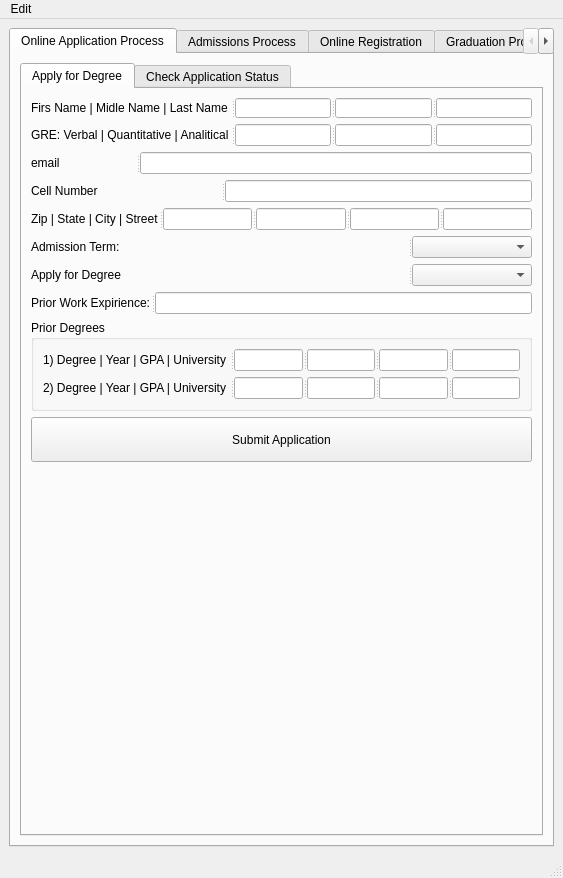
Old version of the form starrs/ui/ui_main.ui in the repository kiryha/CIS556.
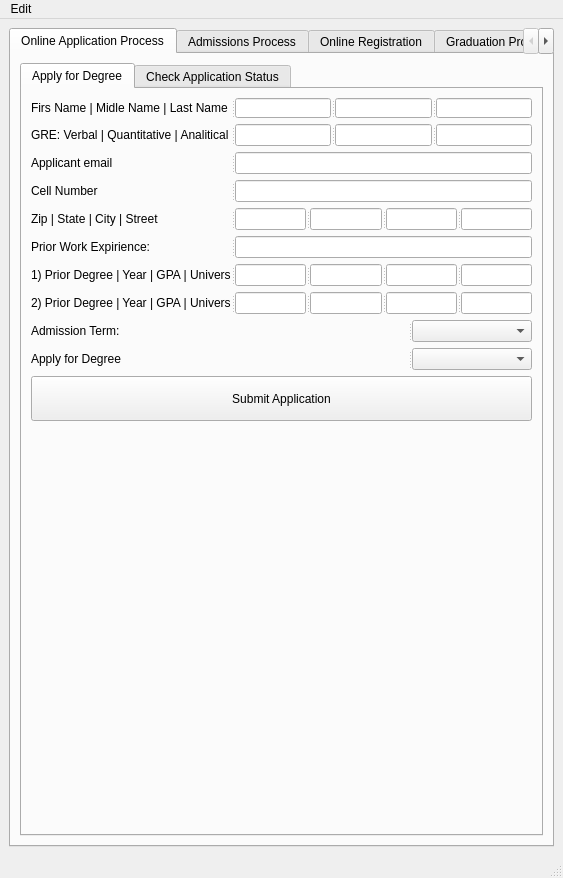
New version of the form.

Patch:
```diff
--- a/starrs/ui/ui_main.ui
+++ b/starrs/ui/ui_main.ui
@@ -116,8 +116,20 @@
                <enum>Qt::Horizontal</enum>
               </property>
               <widget class="QLabel" name="label_11">
+               <property name="minimumSize">
+                <size>
+                 <width>200</width>
+                 <height>0</height>
+                </size>
+               </property>
+               <property name="maximumSize">
+                <size>
+                 <width>200</width>
+                 <height>16777215</height>
+                </size>
+               </property>
                <property name="text">
-                <string>email</string>
+                <string>Applicant email</string>
                </property>
               </widget>
               <widget class="QLineEdit" name="linApplicantEmail"/>
@@ -129,6 +141,18 @@
                <enum>Qt::Horizontal</enum>
               </property>
               <widget class="QLabel" name="label_14">
+               <property name="minimumSize">
+                <size>
+                 <width>200</width>
+                 <height>0</height>
+                </size>
+               </property>
+               <property name="maximumSize">
+                <size>
+                 <width>200</width>
+                 <height>16777215</height>
+                </size>
+               </property>
                <property name="text">
                 <string>Cell Number</string>
                </property>
@@ -142,6 +166,18 @@
                <enum>Qt::Horizontal</enum>
               </property>
               <widget class="QLabel" name="label_12">
+               <property name="minimumSize">
+                <size>
+                 <width>200</width>
+                 <height>0</height>
+                </size>
+               </property>
+               <property name="maximumSize">
+                <size>
+                 <width>200</width>
+                 <height>16777215</height>
+                </size>
+               </property>
                <property name="text">
                 <string>Zip | State | City | Street</string>
                </property>
@@ -152,6 +188,87 @@
               <widget class="QLineEdit" name="linAddressStreet"/>
              </widget>
             </item>
+            <item>
+             <widget class="QSplitter" name="splitter_2">
+              <property name="orientation">
+               <enum>Qt::Horizontal</enum>
+              </property>
+              <widget class="QLabel" name="label_4">
+               <property name="minimumSize">
+                <size>
+                 <width>200</width>
+                 <height>0</height>
+                </size>
+               </property>
+               <property name="maximumSize">
+                <size>
+                 <width>200</width>
+                 <height>16777215</height>
+                </size>
+               </property>
+               <property name="text">
+                <string>Prior Work Expirience:</string>
+               </property>
+              </widget>
+              <widget class="QLineEdit" name="linWorkExpirience"/>
+             </widget>
+            </item>
+            <item>
+             <widget class="QSplitter" name="splitter_5">
+              <property name="orientation">
+               <enum>Qt::Horizontal</enum>
+              </property>
+              <widget class="QLabel" name="label_7">
+               <property name="minimumSize">
+                <size>
+                 <width>200</width>
+                 <height>0</height>
+                </size>
+               </property>
+               <property name="maximumSize">
+                <size>
+                 <width>200</width>
+                 <height>16777215</height>
+                </size>
+               </property>
+               <property name="text">
+                <string>1) Prior Degree | Year | GPA | University </string>
+               </property>
+              </widget>
+              <widget class="QLineEdit" name="linPriorDegree1"/>
+              <widget class="QLineEdit" name="linPriorYear1"/>
+              <widget class="QLineEdit" name="linPriorGPA1"/>
+              <widget class="QLineEdit" name="linPriorUniversity1"/>
+             </widget>
+            </item>
+            <item>
+             <widget class="QSplitter" name="splitter_6">
+              <property name="orientation">
+               <enum>Qt::Horizontal</enum>
+              </property>
+              <widget class="QLabel" name="label_8">
+               <property name="minimumSize">
+                <size>
+                 <width>200</width>
+                 <height>0</height>
+                </size>
+               </property>
+               <property name="maximumSize">
+                <size>
+                 <width>200</width>
+                 <height>16777215</height>
+                </size>
+               </property>
+               <property name="text">
+                <string>2) Prior Degree | Year | GPA | University </string>
+               </property>
+              </widget>
+              <widget class="QLineEdit" name="linPriorDegree2"/>
+              <widget class="QLineEdit" name="linPriorYear2"/>
+              <widget class="QLineEdit" name="linPriorGPA2"/>
+              <widget class="QLineEdit" name="linPriorUniversity2"/>
+             </widget>
+            </item>
             <item>
              <widget class="QSplitter" name="splitter_3">
               <property name="orientation">
@@ -192,66 +309,6 @@
               </widget>
              </widget>
             </item>
-            <item>
-             <widget class="QSplitter" name="splitter_2">
-              <property name="orientation">
-               <enum>Qt::Horizontal</enum>
-              </property>
-              <widget class="QLabel" name="label_4">
-               <property name="maximumSize">
-                <size>
-                 <width>120</width>
-                 <height>16777215</height>
-                </size>
-               </property>
-               <property name="text">
-                <string>Prior Work Expirience:</string>
-               </property>
-              </widget>
-              <widget class="QLineEdit" name="linWorkExpirience"/>
-             </widget>
-            </item>
-            <item>
-             <widget class="QGroupBox" name="groupBox_2">
-              <property name="title">
-               <string>Prior Degrees</string>
-              </property>
-              <layout class="QVBoxLayout" name="verticalLayout_4">
-               <item>
-                <widget class="QSplitter" name="splitter_5">
-                 <property name="orientation">
-                  <enum>Qt::Horizontal</enum>
-                 </property>
-                 <widget class="QLabel" name="label_7">
-                  <property name="text">
-                   <string>1) Degree | Year | GPA | University </string>
-                  </property>
-                 </widget>
-                 <widget class="QLineEdit" name="linPriorDegree1"/>
-                 <widget class="QLineEdit" name="linPriorYear1"/>
-                 <widget class="QLineEdit" name="linPriorGPA1"/>
-                 <widget class="QLineEdit" name="linPriorUniversity1"/>
-                </widget>
-               </item>
-               <item>
-                <widget class="QSplitter" name="splitter_6">
-                 <property name="orientation">
-                  <enum>Qt::Horizontal</enum>
-                 </property>
-                 <widget class="QLabel" name="label_8">
-                  <property name="text">
-                   <string>2) Degree | Year | GPA | University </string>
-                  </property>
-                 </widget>
-                 <widget class="QLineEdit" name="linPriorDegree2"/>
-                 <widget class="QLineEdit" name="linPriorYear2"/>
-                 <widget class="QLineEdit" name="linPriorGPA2"/>
-                 <widget class="QLineEdit" name="linPriorUniversity2"/>
-                </widget>
-               </item>
-              </layout>
-             </widget>
-            </item>
             <item>
              <widget class="QPushButton" name="btnSubmitApplication">
               <property name="minimumSize">
```
